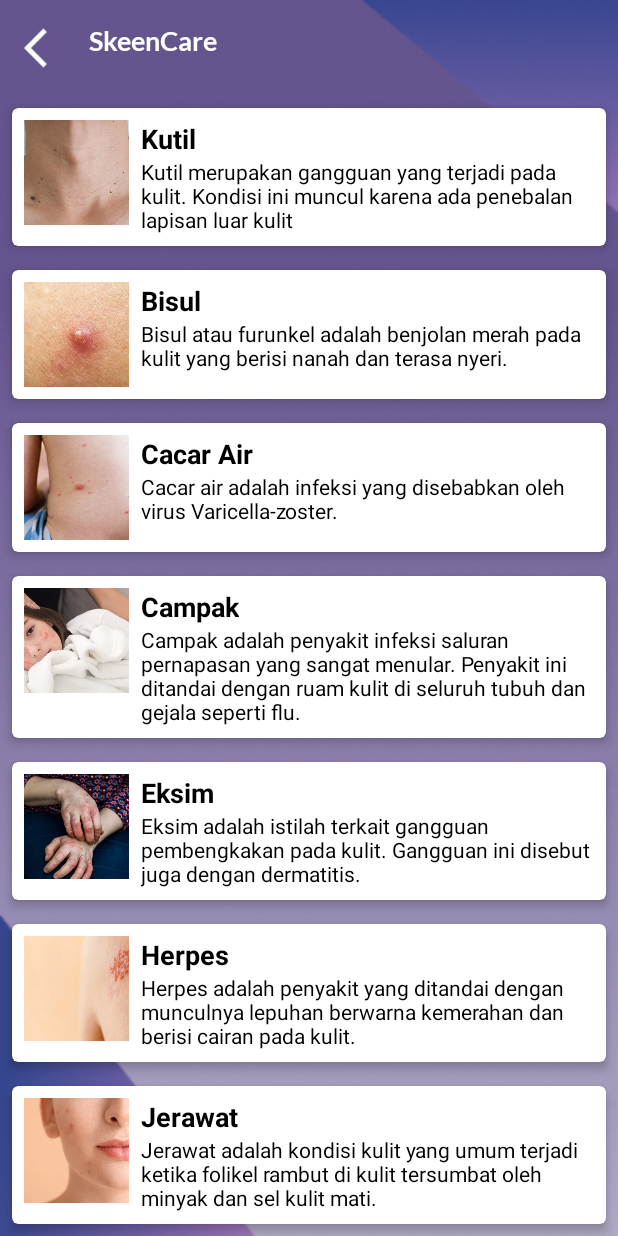
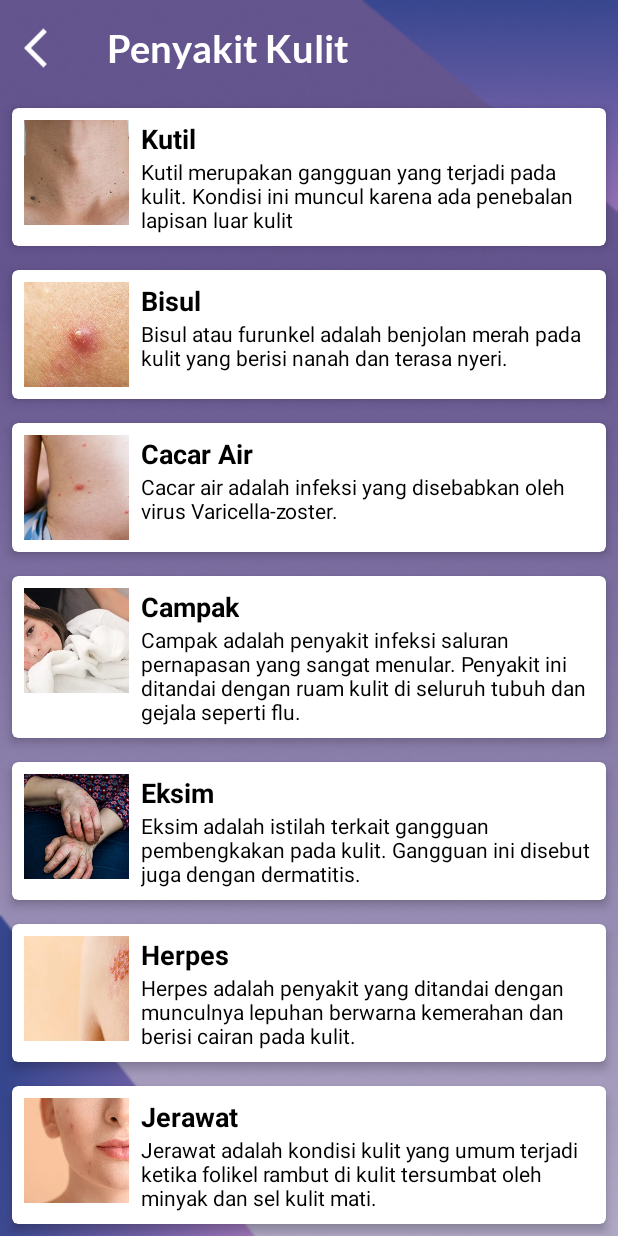
Before and after one commit to EverdD/SKeen, an Android app: the SkeenCare screen opened directly, with no data from a screen before it, on a phone screen of 412 x 824 dp. Run offline under Robolectric (Android 15) with nearby library versions, the phone set to English and light mode, and no system bars.

Commit message:
update layout

```diff
--- a/app/src/main/java/com/bangkit/skeen/MainActivity.kt
+++ b/app/src/main/java/com/bangkit/skeen/MainActivity.kt
@@ -74,7 +74,9 @@ class MainActivity : AppCompatActivity() {
 
         val imageList = listOf(
             R.drawable.banner_skin1,
-            R.drawable.banner_skin2
+            R.drawable.banner_skin2,
+            R.drawable.banner_skin3,
+            R.drawable.banner_skin4
 
         )
         val adapter = ImagePagerAdapter(imageList)
--- a/app/src/main/java/com/bangkit/skeen/classification/Classifier.kt
+++ b/app/src/main/java/com/bangkit/skeen/classification/Classifier.kt
@@ -31,7 +31,7 @@ class Classifier(assetManager: AssetManager, modelPath: String, labelPath: Strin
         var confidence: Float = 0F
     ) {
         override fun toString(): String {
-            return "Title = $title, Confidence = $confidence"
+            return "$title\nConfidence = ${"%.2f".format(confidence * 100)}%"
         }
     }
 
--- a/app/src/main/java/com/bangkit/skeen/classification/ScannerActivity.kt
+++ b/app/src/main/java/com/bangkit/skeen/classification/ScannerActivity.kt
@@ -52,6 +52,7 @@ class ScannerActivity : AppCompatActivity() {
         classifier = Classifier(assets, modelPath, labelPath, inputSize)
     }
 
+
     private fun initViews() {
         photoImageView = findViewById(R.id.mPhotoImageView)
         cameraButton = findViewById(R.id.mCameraButton)
@@ -87,7 +88,7 @@ class ScannerActivity : AppCompatActivity() {
 
         detectButton.setOnClickListener {
             val results = classifier.recognizeImage(bitmap).firstOrNull()
-            resultTextView.text = "${results?.title}\nConfidence: ${results?.confidence}"
+            resultTextView.text = results?.toString() ?: "No result"
         }
     }
 
--- a/app/src/main/res/layout/activity_main.xml
+++ b/app/src/main/res/layout/activity_main.xml
@@ -13,7 +13,7 @@
         android:id="@+id/textView"
         android:layout_width="wrap_content"
         android:layout_height="wrap_content"
-        android:layout_marginTop="24dp"
+        android:layout_marginTop="96dp"
         android:fontFamily="@font/lato_bold"
         android:text="WELCOME"
         android:textColor="@color/white"
@@ -160,6 +160,7 @@
         android:id="@+id/cv_viewPager"
         android:layout_width="350dp"
         android:layout_height="244dp"
+        android:layout_marginTop="32dp"
         app:cardCornerRadius="8dp"
         app:cardElevation="4dp"
         app:layout_constraintBottom_toBottomOf="parent"
--- a/app/src/main/res/layout/activity_skeencare.xml
+++ b/app/src/main/res/layout/activity_skeencare.xml
@@ -37,13 +37,13 @@
         android:id="@+id/textView2"
         android:layout_width="wrap_content"
         android:layout_height="wrap_content"
-        android:layout_marginStart="12dp"
-        android:text="SkeenCare"
+        android:layout_marginStart="24dp"
         android:fontFamily="@font/lato_bold"
-        android:textSize="18sp"
+        android:text="Penyakit Kulit"
         android:textColor="@color/white"
+        android:textSize="25sp"
         app:layout_constraintBottom_toBottomOf="@+id/imageBack"
         app:layout_constraintStart_toEndOf="@+id/imageBack"
         app:layout_constraintTop_toTopOf="@+id/imageBack"
-        app:layout_constraintVertical_bias="0.0" />
+        app:layout_constraintVertical_bias="1.0" />
 </androidx.constraintlayout.widget.ConstraintLayout>
```
Also changed, not shown: app/src/main/res/drawable/banner_skin3.jpg (added), app/src/main/res/drawable/banner_skin4.jpg (added).
